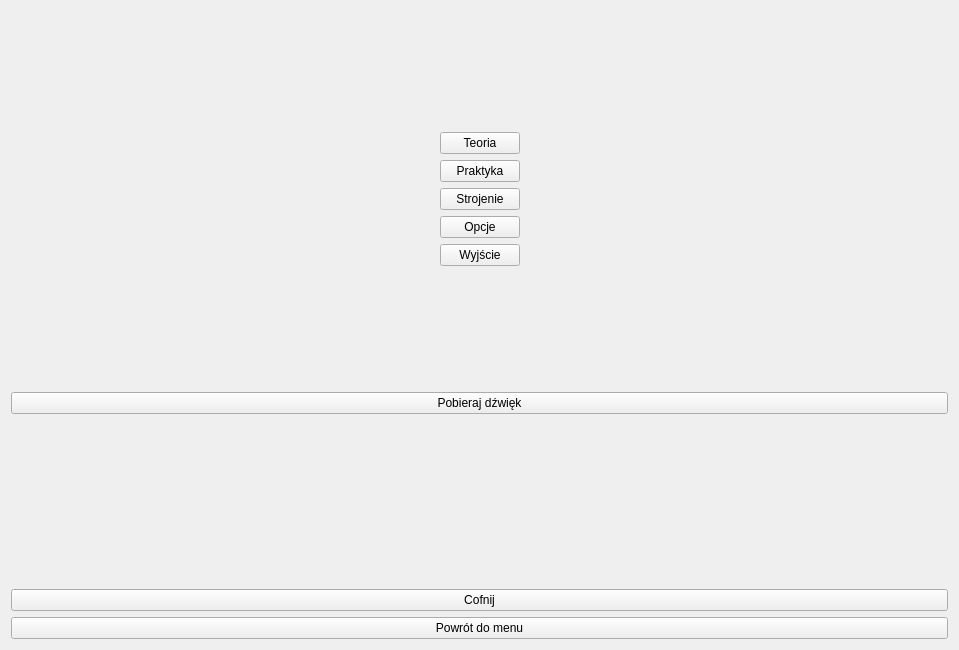
Old version of the form mainwindow.ui in the repository december0123/dzwiekspert.
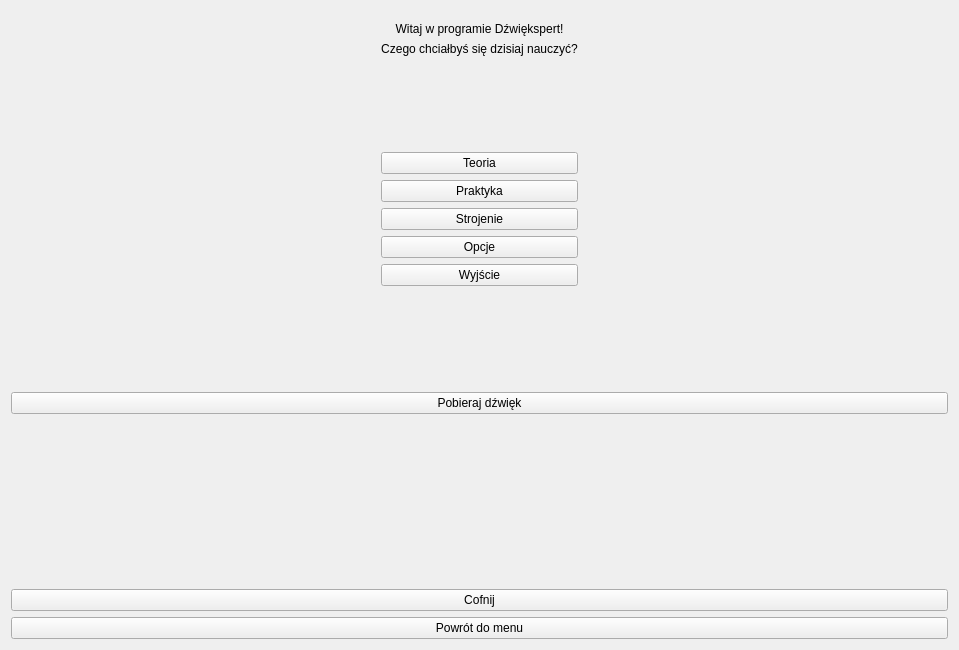
New version of the form. The open tabs and pages were chosen to show the change. Icons and pictures are not drawn. Custom widgets are drawn as their Qt base class.

Patch:
```diff
--- a/mainwindow.ui
+++ b/mainwindow.ui
@@ -22,21 +22,21 @@
       </property>
       <widget class="QWidget" name="menu">
        <layout class="QGridLayout" name="gridLayout_3">
-        <item row="1" column="1">
+        <item row="3" column="1">
          <widget class="QPushButton" name="goToTheory">
           <property name="text">
            <string>Teoria</string>
           </property>
          </widget>
         </item>
-        <item row="5" column="1">
+        <item row="7" column="1">
          <widget class="QPushButton" name="goToConfig">
           <property name="text">
            <string>Opcje</string>
           </property>
          </widget>
         </item>
-        <item row="3" column="0">
+        <item row="5" column="0">
          <spacer name="horizontalSpacer_3">
           <property name="orientation">
            <enum>Qt::Horizontal</enum>
@@ -49,7 +49,7 @@
           </property>
          </spacer>
         </item>
-        <item row="0" column="1">
+        <item row="2" column="1">
          <spacer name="verticalSpacer_3">
           <property name="orientation">
            <enum>Qt::Vertical</enum>
@@ -62,14 +62,14 @@
           </property>
          </spacer>
         </item>
-        <item row="3" column="1">
+        <item row="5" column="1">
          <widget class="QPushButton" name="goToTuner">
           <property name="text">
            <string>Strojenie</string>
           </property>
          </widget>
         </item>
-        <item row="7" column="1">
+        <item row="9" column="1">
          <spacer name="verticalSpacer_4">
           <property name="orientation">
            <enum>Qt::Vertical</enum>
@@ -82,7 +82,7 @@
           </property>
          </spacer>
         </item>
-        <item row="6" column="1">
+        <item row="8" column="1">
          <widget class="QPushButton" name="exit">
           <property name="text">
            <string>Wyjście</string>
@@ -92,7 +92,7 @@
           </property>
          </widget>
         </item>
-        <item row="3" column="2">
+        <item row="5" column="2">
          <spacer name="horizontalSpacer_4">
           <property name="orientation">
            <enum>Qt::Horizontal</enum>
@@ -105,13 +105,33 @@
           </property>
          </spacer>
         </item>
-        <item row="2" column="1">
+        <item row="4" column="1">
          <widget class="QPushButton" name="goToPractice">
           <property name="text">
            <string>Praktyka</string>
           </property>
          </widget>
         </item>
+        <item row="0" column="1">
+         <widget class="QLabel" name="label_8">
+          <property name="text">
+           <string>Witaj w programie Dźwiękspert!</string>
+          </property>
+          <property name="alignment">
+           <set>Qt::AlignCenter</set>
+          </property>
+         </widget>
+        </item>
+        <item row="1" column="1">
+         <widget class="QLabel" name="label_9">
+          <property name="text">
+           <string>Czego chciałbyś się dzisiaj nauczyć?</string>
+          </property>
+          <property name="alignment">
+           <set>Qt::AlignCenter</set>
+          </property>
+         </widget>
+        </item>
        </layout>
       </widget>
       <widget class="QWidget" name="config">
```
Left out of the diff: 56 changed lines with no effect on the pictures.
